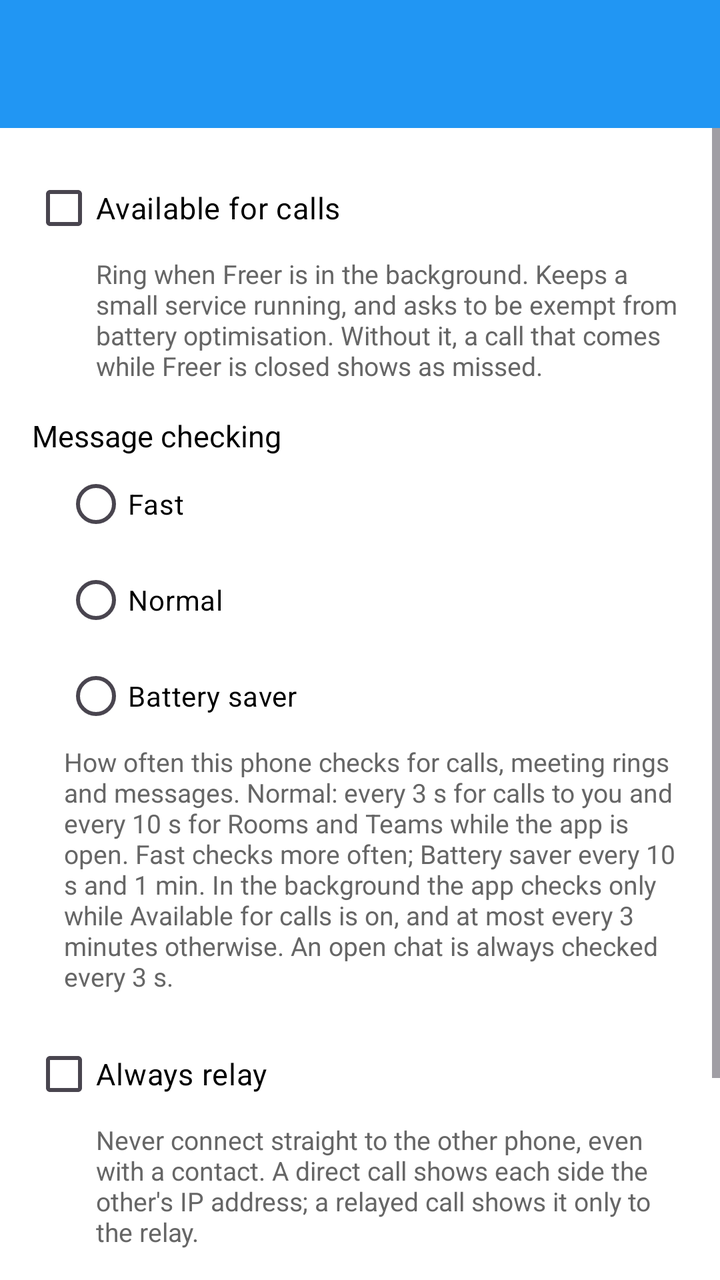
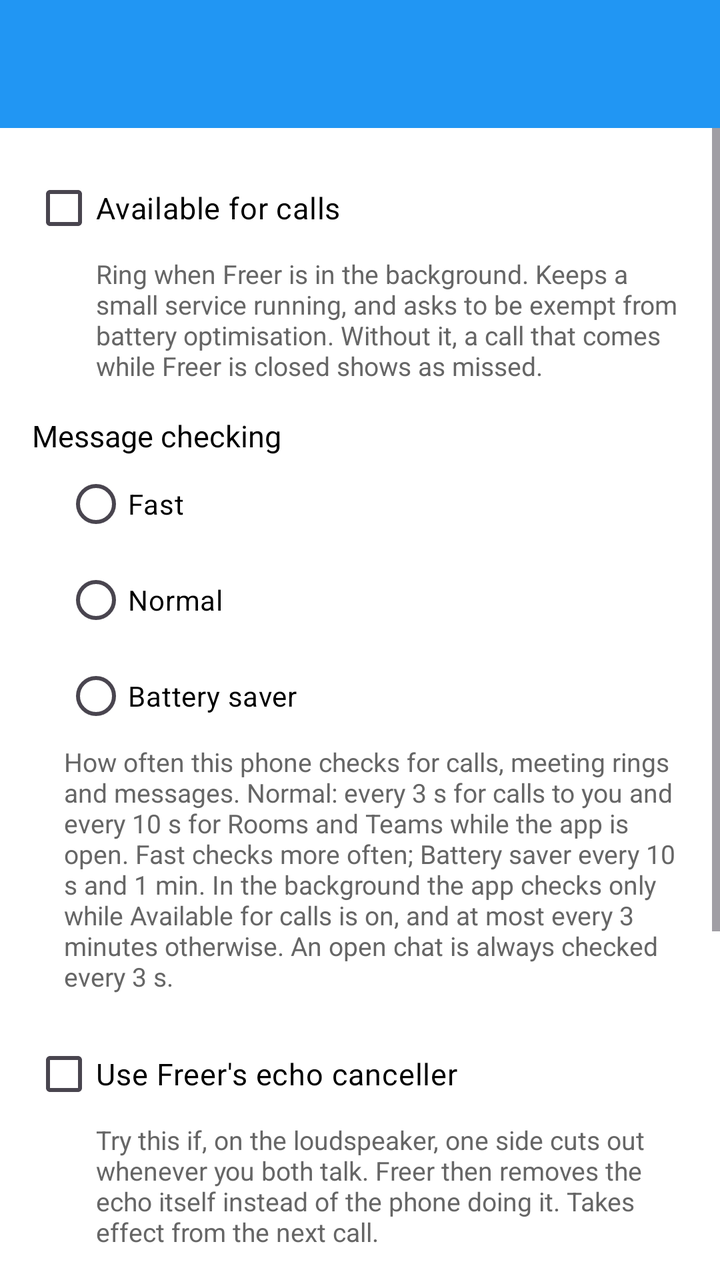

Screens rendered from an Android XML layout before and after an edit, with the pre-edit source and the edit as a unified diff.
<!-- AndroidManifest.xml: application theme Theme.Freer -->
<!-- res/layout/activity_call_settings.xml -->
<?xml version="1.0" encoding="utf-8"?>
<LinearLayout xmlns:android="http://schemas.android.com/apk/res/android"
    android:layout_width="match_parent"
    android:layout_height="match_parent"
    android:orientation="vertical">

    <include layout="@layout/common_toolbar" />

    <ScrollView
        android:layout_width="match_parent"
        android:layout_height="0dp"
        android:layout_weight="1"
        android:fillViewport="true">

        <LinearLayout
            android:layout_width="match_parent"
            android:layout_height="wrap_content"
            android:orientation="vertical"
            android:padding="16dp">

            <CheckBox
                android:id="@+id/cbAvailableForCalls"
                android:layout_width="match_parent"
                android:layout_height="wrap_content"
                android:text="@string/call_setting_available"
                android:textColor="@color/text"
                android:textSize="15sp" />

            <TextView
                android:layout_width="match_parent"
                android:layout_height="wrap_content"
                android:layout_marginStart="32dp"
                android:layout_marginBottom="16dp"
                android:text="@string/call_setting_available_hint"
                android:textColor="@color/text_secondary"
                android:textSize="13sp" />

            <TextView
                android:layout_width="match_parent"
                android:layout_height="wrap_content"
                android:text="@string/dock_checking"
                android:textColor="@color/text"
                android:textSize="15sp" />

            <RadioGroup
                android:id="@+id/rgDockChecking"
                android:layout_width="match_parent"
                android:layout_height="wrap_content"
                android:layout_marginStart="16dp"
                android:orientation="vertical">

                <RadioButton
                    android:id="@+id/rbDockFast"
                    android:layout_width="match_parent"
                    android:layout_height="wrap_content"
                    android:text="@string/dock_checking_fast"
                    android:textColor="@color/text" />

                <RadioButton
                    android:id="@+id/rbDockNormal"
                    android:layout_width="match_parent"
                    android:layout_height="wrap_content"
                    android:text="@string/dock_checking_normal"
                    android:textColor="@color/text" />

                <RadioButton
                    android:id="@+id/rbDockSaver"
                    android:layout_width="match_parent"
                    android:layout_height="wrap_content"
                    android:text="@string/dock_checking_saver"
                    android:textColor="@color/text" />
            </RadioGroup>

            <TextView
                android:layout_width="match_parent"
                android:layout_height="wrap_content"
                android:layout_marginStart="16dp"
                android:layout_marginBottom="16dp"
                android:text="@string/dock_checking_hint"
                android:textColor="@color/text_secondary"
                android:textSize="13sp" />

            <CheckBox
                android:id="@+id/cbAlwaysRelay"
                android:layout_width="match_parent"
                android:layout_height="wrap_content"
                android:text="@string/call_setting_always_relay"
                android:textColor="@color/text"
                android:textSize="15sp" />

            <TextView
                android:layout_width="match_parent"
                android:layout_height="wrap_content"
                android:layout_marginStart="32dp"
                android:layout_marginBottom="16dp"
                android:text="@string/call_setting_always_relay_hint"
                android:textColor="@color/text_secondary"
                android:textSize="13sp" />

            <LinearLayout
                android:id="@+id/callRelayGroup"
                android:layout_width="match_parent"
                android:layout_height="wrap_content"
                android:orientation="vertical">

            <TextView
                android:layout_width="match_parent"
                android:layout_height="wrap_content"
                android:text="@string/call_setting_relay"
                android:textColor="@color/text"
                android:textSize="15sp" />

            <EditText
                android:id="@+id/etCallRelay"
                android:layout_width="match_parent"
                android:layout_height="wrap_content"
                android:hint="@string/call_setting_relay_example"
                android:importantForAutofill="no"
                android:inputType="textUri"
                android:singleLine="true"
                android:textSize="15sp" />

            <TextView
                android:layout_width="match_parent"
                android:layout_height="wrap_content"
                android:text="@string/call_setting_relay_hint"
                android:textColor="@color/text_secondary"
                android:textSize="13sp" />
            </LinearLayout>
        </LinearLayout>
    </ScrollView>
</LinearLayout>
<!-- res/layout/common_toolbar.xml (included above) -->
<?xml version="1.0" encoding="utf-8"?>
<androidx.appcompat.widget.Toolbar xmlns:android="http://schemas.android.com/apk/res/android"
    xmlns:app="http://schemas.android.com/apk/res-auto"
    android:id="@+id/toolbar"
    android:layout_width="match_parent"
    android:layout_height="?attr/actionBarSize"
    android:background="@color/accent"
    android:theme="@style/ThemeOverlay.Freer.Toolbar">

    <LinearLayout
        android:id="@+id/toolbar_fid_container"
        android:layout_width="wrap_content"
        android:layout_height="match_parent"
        android:layout_gravity="end"
        android:orientation="horizontal"
        android:gravity="end|center_vertical"
        android:visibility="gone"
        android:clickable="true"
        android:focusable="true"
        android:paddingStart="8dp"
        android:paddingEnd="16dp"
        android:background="?android:attr/selectableItemBackground">

        <TextView
            android:id="@+id/toolbar_fid_text"
            android:layout_width="130dp"
            android:layout_height="wrap_content"
            android:textColor="@color/main_background"
            android:paddingStart="8dp"
            android:paddingEnd="4dp"
            android:textSize="14sp"
            android:maxLines="1"
            android:gravity="end"
            android:ellipsize="middle" />

        <ImageView
            android:id="@+id/toolbar_avatar"
            android:layout_width="42dp"
            android:layout_height="42dp"
            android:background="@color/accent"
            android:scaleType="centerCrop"
            android:contentDescription="@string/avatar" />

    </LinearLayout>

</androidx.appcompat.widget.Toolbar>
<!-- resources referenced by this layout -->
<resources>
  <color name="accent">#2196F3</color>
  <color name="main_background">#F5F5F5</color>
  <color name="text">#000000</color>
  <color name="text_secondary">#666666</color>
  <string name="avatar">Avatar</string>
  <string name="call_setting_always_relay">Always relay</string>
  <string name="call_setting_always_relay_hint">Never connect straight to the other phone, even with a contact. A direct call shows each side the other\'s IP address; a relayed call shows it only to the relay.</string>
  <string name="call_setting_available">Available for calls</string>
  <string name="call_setting_available_hint">Ring when Freer is in the background. Keeps a small service running, and asks to be exempt from battery optimisation. Without it, a call that comes while Freer is closed shows as missed.</string>
  <string name="call_setting_relay">Test relay (debug builds)</string>
  <string name="call_setting_relay_example">fudp://host:port</string>
  <string name="call_setting_relay_hint">Calls go through this relay instead of the callee\'s CALL service, and this phone also answers on it. Leave empty for normal calls.</string>
  <string name="dock_checking">Message checking</string>
  <string name="dock_checking_fast">Fast</string>
  <string name="dock_checking_hint">How often this phone checks for calls, meeting rings and messages. Normal: every 3 s for calls to you and every 10 s for Rooms and Teams while the app is open. Fast checks more often; Battery saver every 10 s and 1 min. In the background the app checks only while Available for calls is on, and at most every 3 minutes otherwise. An open chat is always checked every 3 s.</string>
  <string name="dock_checking_normal">Normal</string>
  <string name="dock_checking_saver">Battery saver</string>
  <style name="ThemeOverlay.Freer.Toolbar" parent="ThemeOverlay.AppCompat.ActionBar">
          <item name="android:textColorPrimary">@color/main_background</item>
          <item name="android:textColorSecondary">@color/main_background</item>
      </style>
  <style name="Theme.Freer" parent="Base.Theme.Freer" />
  <style name="Base.Theme.Freer" parent="Theme.Material3.DayNight.NoActionBar">
          <item name="colorPrimary">#2196F3</item>
          <item name="colorAccent">#2196F3</item>
          <item name="android:windowBackground">#FFFFFF</item>
          
          <item name="android:windowLayoutInDisplayCutoutMode">shortEdges</item>
          <item name="android:enforceNavigationBarContrast">false</item>
          <item name="android:enforceStatusBarContrast">false</item>
          <item name="android:statusBarColor">@android:color/transparent</item>
          <item name="android:navigationBarColor">@android:color/transparent</item>
          <item name="android:windowLightStatusBar">true</item>
          <item name="android:windowLightNavigationBar">true</item>
      </style>
</resources>

<!-- the commit's change to res/layout/activity_call_settings.xml (unified diff, before → after) -->
@@ -77,6 +77,23 @@
                 android:layout_marginStart="16dp"
                 android:layout_marginBottom="16dp"
                 android:text="@string/dock_checking_hint"
+                android:textColor="@color/text_secondary"
+                android:textSize="13sp" />
+
+            <CheckBox
+                android:id="@+id/cbOwnEchoCanceller"
+                android:layout_width="match_parent"
+                android:layout_height="wrap_content"
+                android:text="@string/call_setting_own_aec"
+                android:textColor="@color/text"
+                android:textSize="15sp" />
+
+            <TextView
+                android:layout_width="match_parent"
+                android:layout_height="wrap_content"
+                android:layout_marginStart="32dp"
+                android:layout_marginBottom="16dp"
+                android:text="@string/call_setting_own_aec_hint"
                 android:textColor="@color/text_secondary"
                 android:textSize="13sp" />
 
<!-- resource entries referenced after the edit -->
@@ -9,6 +9,8 @@
   <string name="call_setting_always_relay_hint">Never connect straight to the other phone, even with a contact. A direct call shows each side the other\'s IP address; a relayed call shows it only to the relay.</string>
   <string name="call_setting_available">Available for calls</string>
   <string name="call_setting_available_hint">Ring when Freer is in the background. Keeps a small service running, and asks to be exempt from battery optimisation. Without it, a call that comes while Freer is closed shows as missed.</string>
+  <string name="call_setting_own_aec">Use Freer\'s echo canceller</string>
+  <string name="call_setting_own_aec_hint">Try this if, on the loudspeaker, one side cuts out whenever you both talk. Freer then removes the echo itself instead of the phone doing it. Takes effect from the next call.</string>
   <string name="call_setting_relay">Test relay (debug builds)</string>
   <string name="call_setting_relay_example">fudp://host:port</string>
   <string name="call_setting_relay_hint">Calls go through this relay instead of the callee\'s CALL service, and this phone also answers on it. Leave empty for normal calls.</string>
